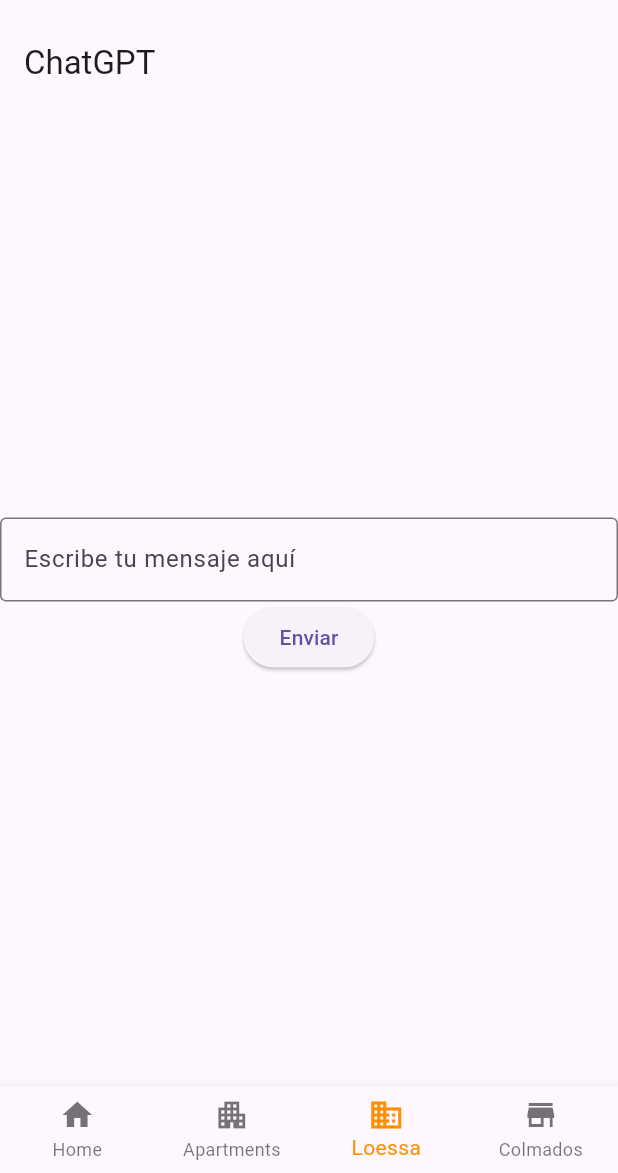
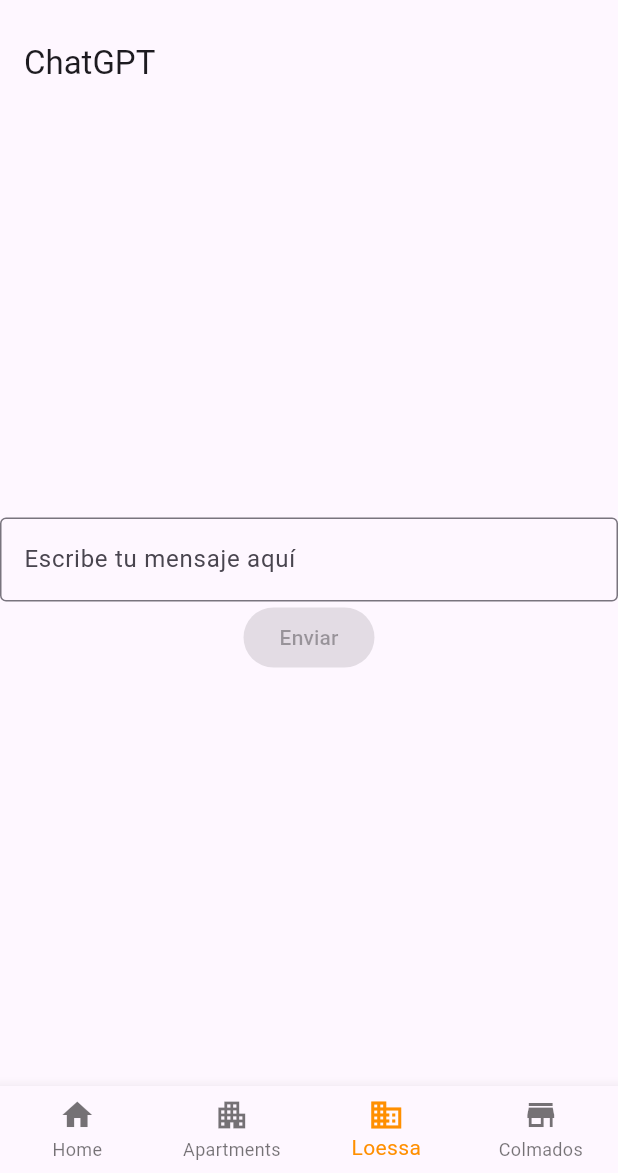
Before and after one commit to marcoslora/lora_business_1, a Flutter app: the screen it shows once a user with an empty profile is signed in, item 3 of the bottom bar chosen, on a phone screen of 412 x 824 dp, the part 63-1236 px from its top. Run offline on Flutter 3.47's test engine with Material 3 defaults, Android fonts, the phone set to English and light mode, and no system bars; our stand-ins replace cloud_firestore, firebase_auth, firebase_core, flutter_dotenv, get, pinput and 1 more; accounts and stored records are empty; network calls fail.

Commit message:
Se actualizo las dependencias, y se borro el openAI

```diff
--- a/lib/main.dart
+++ b/lib/main.dart
@@ -1,5 +1,5 @@
 // import 'package:firebase_core/firebase_core.dart';
-import 'package:dart_openai/dart_openai.dart';
+// import 'package:dart_openai/dart_openai.dart';
 import 'package:firebase_core/firebase_core.dart';
 import 'package:flutter/foundation.dart';
 import 'package:flutter/material.dart';
@@ -10,7 +10,7 @@
 void main() async {
   WidgetsFlutterBinding.ensureInitialized();
   await dotenv.load(fileName: ".env");
-  OpenAI.apiKey = dotenv.env['OPENAI_API_KEY']!;
+  // OpenAI.apiKey = dotenv.env['OPENAI_API_KEY']!;
 
   await initializeDateFormatting('es_ES', null);
   if (kIsWeb) {
--- a/lib/src/view/loessa_page.dart
+++ b/lib/src/view/loessa_page.dart
@@ -1,9 +1,4 @@
 import 'package:flutter/material.dart';
-import 'package:flutter_dotenv/flutter_dotenv.dart';
-import 'package:lora_business_1/src/utils/ChatGTP.dart';
-
-import 'package:flutter/material.dart';
-import 'package:dart_openai/dart_openai.dart'; // Asegúrate de importar dart_openai
 
 class ChatGPTPage extends StatefulWidget {
   const ChatGPTPage({Key? key}) : super(key: key);
@@ -14,50 +9,10 @@
 
 class _ChatGPTPageState extends State<ChatGPTPage> {
   final TextEditingController _controller = TextEditingController();
-  late final OpenAIChatService _chatService;
-
-  // late final Stream<OpenAIStreamChatCompletionModel> _chatStream;
 
   @override
   void initState() {
     super.initState();
-    _chatService = OpenAIChatService();
-    _chatService.setApiKey(
-      dotenv.env['OPENAI_API_KEY']!,
-    );
-    final userMessage = OpenAIChatCompletionChoiceMessageModel(
-      content: [
-        OpenAIChatCompletionChoiceMessageContentItemModel.text(
-          "Hello my friend!",
-        ),
-      ],
-      role: OpenAIChatMessageRole.user,
-    );
-
-// The request to be sent.
-    final chatStream = OpenAI.instance.chat.createStream(
-      model: "gpt-3.5-turbo-1106",
-      messages: [
-        userMessage,
-      ],
-      seed: 423,
-      n: 2,
-    );
-    chatStream.listen(
-      (streamChatCompletion) {
-        final content = streamChatCompletion.choices.first.delta.content;
-        print(content);
-      },
-      onDone: () {
-        print("Done");
-      },
-    );
-  }
-
-  void _startChat() {
-    setState(() {
-      // _chatStream = _chatService.createChatStream(_controller.text);
-    });
   }
 
   @override
@@ -75,40 +30,10 @@
                 border: OutlineInputBorder(),
               ),
             ),
-            ElevatedButton(
-              onPressed: _startChat,
-              child: const Text('Enviar'),
+            const ElevatedButton(
+              onPressed: null,
+              child: Text('Enviar'),
             ),
-            // Expanded(
-            //   child: StreamBuilder<OpenAIStreamChatCompletionModel>(
-            //     stream: _chatStream,
-            //     builder: (context, snapshot) {
-            //       if (snapshot.connectionState == ConnectionState.waiting) {
-            //         return const CircularProgressIndicator();
-            //       } else if (snapshot.hasError) {
-            //         return Text('Error: ${snapshot.error}');
-            //       } else if (snapshot.hasData) {
-            //         return ListView.builder(
-            //           itemCount: snapshot.data!.choices.length,
-            //           itemBuilder: (context, index) {
-            //             final choice = snapshot.data!.choices[index];
-
-            //             // Concatenar todos los textos de los items de contenido
-            //             final texts = choice.delta.content
-            //                 ?.map((contentItem) => contentItem.text)
-            //                 .join();
-
-            //             return ListTile(
-            //               title: Text(texts!),
-            //             );
-            //           },
-            //         );
-            //       } else {
-            //         return const Text('No hay mensajes.');
-            //       }
-            //     },
-            //   ),
-            // ),
           ],
         ),
       ),
```
Also changed, not shown: lib/src/utils/ChatGTP.dart (deleted, +0 -67 lines), pubspec.yaml (+12 -13 lines), pubspec.lock, 11 other files.
